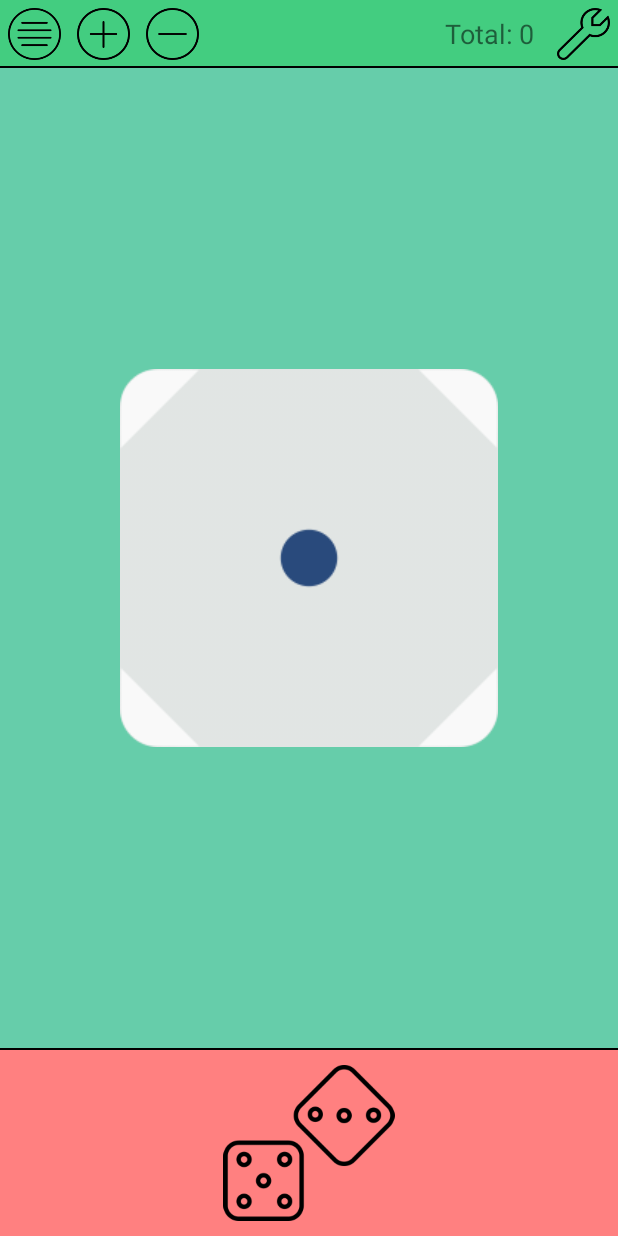
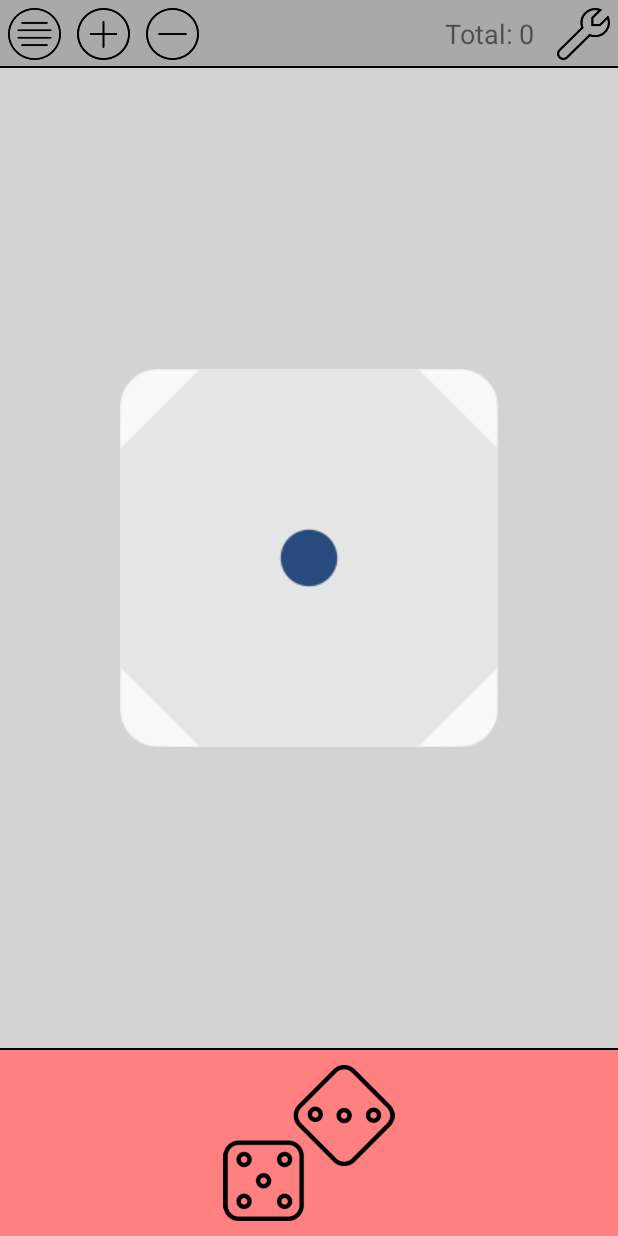
Before and after one commit to r-yevchuk/Dice-Coin, an Android app: the screen it shows after launch (MainActivity), on a phone screen of 412 x 824 dp. Run offline under Robolectric (Android 15) with nearby library versions, the light colour scheme and no system bars.

Commit message:
Add functionality that allows change theme

```diff
--- a/app/src/main/AndroidManifest.xml
+++ b/app/src/main/AndroidManifest.xml
@@ -16,7 +16,7 @@
         android:label="@string/app_name"
         android:roundIcon="@mipmap/ic_launcher_round"
         android:supportsRtl="true"
-        android:theme="@style/AppTheme"
+        android:theme="@style/Day"
         tools:ignore="GoogleAppIndexingWarning">
         <activity
             android:name=".SettingsActivity"
@@ -25,7 +25,6 @@
         <activity
             android:name=".MainActivity"
             android:label="@string/app_name"
-            android:theme="@style/ActivityTheme"
             android:configChanges="orientation"
             android:screenOrientation="portrait">
             <intent-filter>
--- a/app/src/main/java/ua/com/dice/MainActivity.java
+++ b/app/src/main/java/ua/com/dice/MainActivity.java
@@ -33,10 +33,10 @@ public class MainActivity extends AppCompatActivity implements NavigationView.On
 
     @Override
     protected void onCreate(Bundle savedInstanceState) {
+        getSettings();
         super.onCreate(savedInstanceState);
         AppCompatDelegate.setCompatVectorFromResourcesEnabled(true);
         setContentView(R.layout.activity_main);
-        getSettings();
 
         frame = findViewById(R.id.frame);
         drawer = findViewById(R.id.drawer_layout);
@@ -70,6 +70,15 @@ public class MainActivity extends AppCompatActivity implements NavigationView.On
         sound = new Sound(this);
     }
 
+    public int getResourceId(String pVariableName, String pResourcename, String pPackageName) {
+        try {
+            return getResources().getIdentifier(pVariableName, pResourcename, pPackageName);
+        } catch (Exception e) {
+            e.printStackTrace();
+            return -1;
+        }
+    }
+
     @Override
     public void onBackPressed() {
         if (drawer.isDrawerOpen(GravityCompat.START)) {
@@ -80,6 +89,7 @@ public class MainActivity extends AppCompatActivity implements NavigationView.On
     }
 
     public void onSettingsClick(View v) {
+        finish();
         startActivity(new Intent(this, SettingsActivity.class));
     }
 
@@ -89,9 +99,9 @@ public class MainActivity extends AppCompatActivity implements NavigationView.On
     }
 
     public void onResume() {
+        getSettings();
         super.onResume();
         mSensorManager.registerListener(mShakeActivity, mAccelerometer,	SensorManager.SENSOR_DELAY_UI);
-        getSettings();
     }
 
     public void onPause() {
@@ -102,6 +112,7 @@ public class MainActivity extends AppCompatActivity implements NavigationView.On
     private void getSettings() {
         SharedPreferences prefs = PreferenceManager.getDefaultSharedPreferences(this);
         //get menu values
+        SettingsActivity.PREFERENCES_THEME = prefs.getString("theme", "Day");
         SettingsActivity.PREFERENCES_ANIMATION = prefs.getBoolean("animation", true);
         SettingsActivity.PREFERENCES_SOUND = prefs.getBoolean("sound", true);
         SettingsActivity.PREFERENCES_SHAKE = prefs.getBoolean("shake", true);
@@ -113,6 +124,9 @@ public class MainActivity extends AppCompatActivity implements NavigationView.On
         SettingsActivity.PREFERENCES_DRAWER_CHECKED_ITEM = prefs.getInt("checkedItem", R.id.item0);
         SettingsActivity.PREFERENCES_ADVANCED_YES_OR_NO = prefs.getBoolean("advancedYesOrNo", false);
         SettingsActivity.PREFERENCES_FIRST_START = prefs.getBoolean("firstStart", true);
+
+        int resID = getResourceId(SettingsActivity.PREFERENCES_THEME, "style", getPackageName());
+        setTheme(resID);
     }
 
     private void clearMenuButtons() {
--- a/app/src/main/java/ua/com/dice/SettingsActivity.java
+++ b/app/src/main/java/ua/com/dice/SettingsActivity.java
@@ -1,5 +1,6 @@
 package ua.com.dice;
 
+import android.content.Intent;
 import android.os.Bundle;
 import android.preference.PreferenceActivity;
 
@@ -11,6 +12,7 @@ public class SettingsActivity extends PreferenceActivity {
     public static final int[] LEFT_LAYOUT_WEIGHTS = {0, 1, 2, 3, 2, 3, 3};
     public static final int[] RIGHT_LAYOUT_WEIGHTS = {0, 0, 0, 0, 2, 2, 3};
 
+    public static String PREFERENCES_THEME;
     public static boolean PREFERENCES_ANIMATION;
     public static boolean PREFERENCES_SOUND;
     public static boolean PREFERENCES_SHAKE;
@@ -29,4 +31,10 @@ public class SettingsActivity extends PreferenceActivity {
         super.onCreate(savedInstanceState);
         addPreferencesFromResource(R.xml.settings);
     }
+
+    @Override
+    public void onBackPressed() {
+        startActivity(new Intent(this, MainActivity.class));
+        super.onBackPressed();
+    }
 }
--- a/app/src/main/res/layout/content_main.xml
+++ b/app/src/main/res/layout/content_main.xml
@@ -12,7 +12,7 @@
         android:layout_width="match_parent"
         android:layout_height="0dp"
         android:layout_weight="85"
-        android:background="@color/background"
+        android:background="?frameColor"
         android:visibility="visible"
         app:layout_constraintBottom_toBottomOf="@+id/bt_drop"
         app:layout_constraintLeft_toLeftOf="parent"
@@ -23,7 +23,7 @@
             android:id="@+id/menu"
             android:layout_width="match_parent"
             android:layout_height="45dp"
-            android:background="@color/just_color">
+            android:background="?toolbarColor">
             <!--
             <TextView
                 android:id="@+id/tv_pro"
@@ -167,7 +167,6 @@
             android:layout_below="@+id/menu"
             android:layout_alignParentStart="false"
             android:layout_alignParentLeft="false">
-
         </RelativeLayout>
 
     </RelativeLayout>
--- /dev/null
+++ b/app/src/main/res/values/arrays.xml
@@ -0,0 +1,8 @@
+<?xml version="1.0" encoding="utf-8"?>
+<resources>
+    <string-array name="themes_list">
+        <item>Day</item>
+        <item>Night</item>
+        <item>Classic</item>
+    </string-array>
+</resources>
--- /dev/null
+++ b/app/src/main/res/values/attrs.xml
@@ -0,0 +1,5 @@
+<?xml version="1.0" encoding="utf-8"?>
+<resources>
+    <attr name="frameColor" format="reference|color" />
+    <attr name="toolbarColor" format="reference|color" />
+</resources>
--- a/app/src/main/res/values/styles.xml
+++ b/app/src/main/res/values/styles.xml
@@ -8,13 +8,10 @@
 
     <!-- Activities theme -->
     <style name="ActivityTheme" parent="@style/Theme.AppCompat.Light.DarkActionBar">
-        <item name="colorPrimary">@color/colorPrimary</item>
-        <item name="colorPrimaryDark">@color/colorPrimaryDark</item>
-        <item name="colorAccent">@color/colorAccent</item>
         <item name="windowNoTitle">true</item>
         <item name="windowActionBar">false</item>
         <item name="android:windowFullscreen">true</item>
-        <item name="android:windowContentOverlay">@null</item>
+<!--        <item name="android:windowContentOverlay">@null</item>-->
     </style>
 
     <!-- Preference Activity theme -->
@@ -23,11 +20,6 @@
         <item name="colorAccent">@color/colorPrimary</item>
         <item name="android:selectableItemBackground">@color/grey</item>
     </style>
-
-    <!-- Need? -->
-    <style name="AppTheme.AppBarOverlay" parent="ThemeOverlay.AppCompat.Dark.ActionBar" />
-    <style name="AppTheme.PopupOverlay" parent="ThemeOverlay.AppCompat.Light" />
-
 
     <style name="DividerHorizontal">
         <item name="android:background">@color/mBlack</item>
@@ -39,7 +31,4 @@
     <style name="MyDialogTheme" parent="Theme.AppCompat.Light.Dialog">
         <item name="android:background">@color/light_gray</item>
     </style>
-
-
-
 </resources>
--- /dev/null
+++ b/app/src/main/res/values/themes.xml
@@ -0,0 +1,20 @@
+<?xml version="1.0" encoding="utf-8"?>
+<resources>
+    <style name="Classic" parent="@style/ActivityTheme">
+        <item name="frameColor">#66CDAA</item>
+        <item name="toolbarColor">#43CD80</item>
+    </style>
+
+    <style name="Day" parent="@style/ActivityTheme">
+        <item name="frameColor">#D3D3D3</item>
+        <item name="toolbarColor">#A9A9A9</item>
+    </style>
+
+    <style name="Night" parent="@style/ActivityTheme">
+        <item name="frameColor">#696969</item>
+        <item name="toolbarColor">#808080</item>
+    </style>
+
+
+
+</resources>
--- a/app/src/main/res/xml/settings.xml
+++ b/app/src/main/res/xml/settings.xml
@@ -1,5 +1,13 @@
 <?xml version="1.0" encoding="utf-8"?>
 <PreferenceScreen xmlns:android="http://schemas.android.com/apk/res/android">
+    <ListPreference
+            android:key="theme"
+            android:title="Theme"
+            android:defaultValue="Day"
+            android:summary="%s"
+            android:entries="@array/themes_list"
+            android:entryValues="@array/themes_list"
+            android:dialogTitle="Select App theme" />
     <CheckBoxPreference
         android:defaultValue="true"
         android:key="animation"
@@ -20,4 +28,5 @@
         android:key="vibration"
         android:summary="The vibration effect during roll."
         android:title="Vibration"/>
+
 </PreferenceScreen>
```
